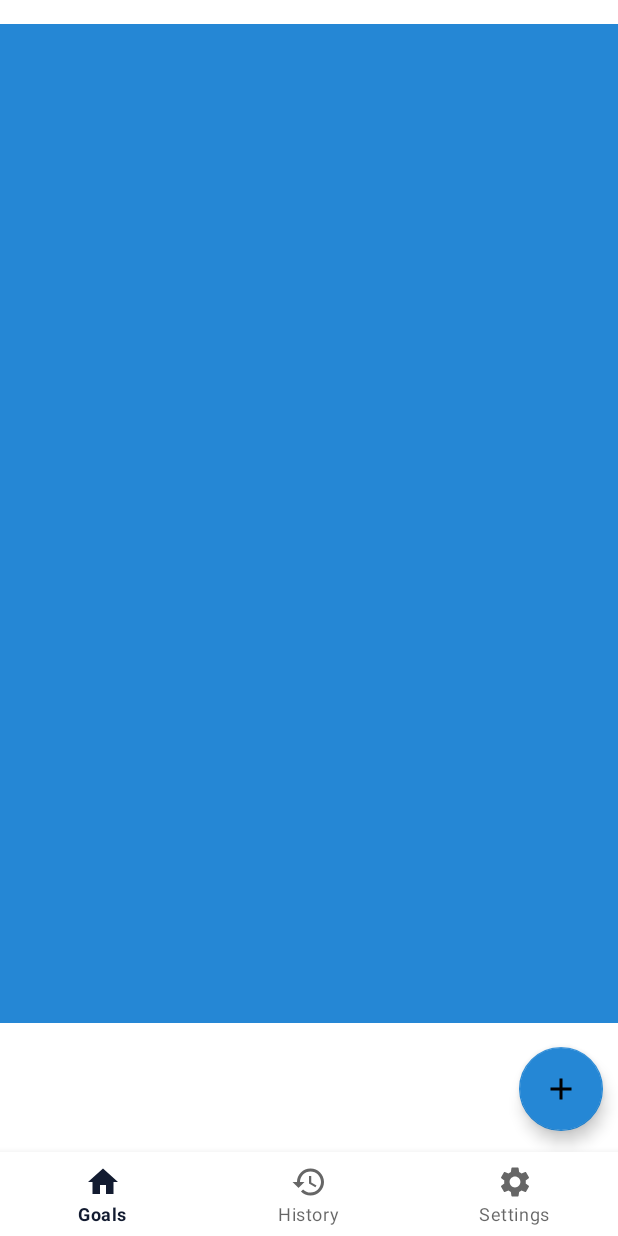
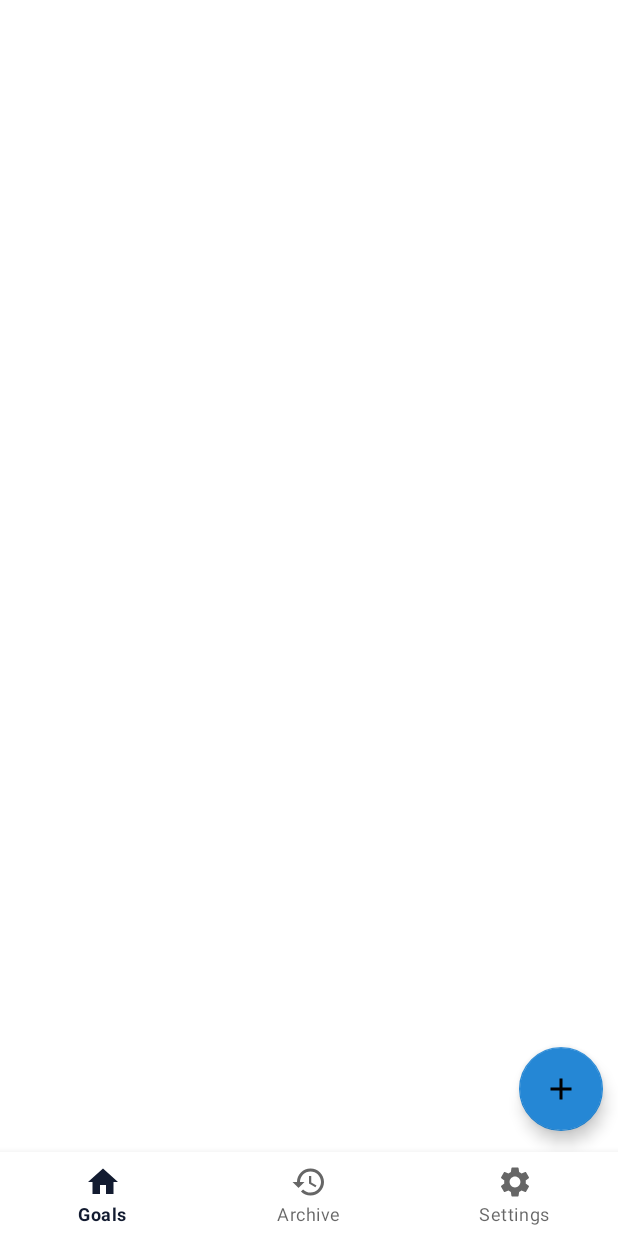
Before and after one commit to linaaa31/GoalTracker, an Android app: the screen it shows after launch (MainActivity), on a phone screen of 412 x 824 dp. Run offline under Robolectric (Android 15) with nearby library versions, the phone set to English and light mode, and no system bars; our stand-ins replace Room's generated code, navigation-ui.

Commit message:
Some refactoring

```diff
--- a/app/build.gradle
+++ b/app/build.gradle
@@ -13,6 +13,11 @@ android {
         versionCode 1
         versionName "1.0"
 
+        javaCompileOptions {
+            annotationProcessorOptions {
+                arguments += ["room.schemaLocation": "$projectDir/schemas".toString()]
+            }
+        }
         testInstrumentationRunner "androidx.test.runner.AndroidJUnitRunner"
     }
 
--- a/app/src/main/java/com/app/goaltracker/ui/goals/GoalsFragment.java
+++ b/app/src/main/java/com/app/goaltracker/ui/goals/GoalsFragment.java
@@ -73,8 +73,8 @@ public class GoalsFragment extends Fragment {
 
         @Override
         public void onBindViewHolder (@NonNull GoalAdapter.GoalCardHolder holder,int position) {
-            holder.nameText.setText(goalList.get(position).getGoalName());
-            holder.nextReminder.setText(getString(R.string.label_next_reminder, goalList.get(position).getPeriodHours()));
+            holder.nameText.setText(goalList.get(position).goalName);
+            holder.nextReminder.setText(getString(R.string.label_next_reminder, goalList.get(position).periodHours));
         }
 
         @Override
--- a/app/src/main/res/layout/fragment_history.xml
+++ b/app/src/main/res/layout/fragment_archive.xml
@@ -4,7 +4,7 @@
     xmlns:tools="http://schemas.android.com/tools"
     android:layout_width="match_parent"
     android:layout_height="match_parent"
-    tools:context=".ui.history.HistoryFragment">
+    tools:context=".ui.archive.ArchiveFragment">
     <Button
         android:id="@+id/open"
         android:layout_width="wrap_content"
--- a/app/src/main/res/layout/fragment_goals.xml
+++ b/app/src/main/res/layout/fragment_goals.xml
@@ -11,12 +11,10 @@
         android:id="@+id/goal_list"
         android:layout_width="match_parent"
         android:layout_height="0dp"
-        android:layout_marginTop="16dp"
-        android:layout_marginBottom="16dp"
+        android:layout_marginVertical="16dp"
         app:layoutManager="androidx.recyclerview.widget.LinearLayoutManager"
         app:layout_constraintTop_toTopOf="parent"
-        app:layout_constraintBottom_toTopOf="@id/add_goal"
-        android:background="@color/blue" />
+        app:layout_constraintBottom_toBottomOf="parent" />
 
     <com.google.android.material.floatingactionbutton.FloatingActionButton
         android:id="@+id/add_goal"
--- a/app/src/main/res/menu/bottom_nav_menu.xml
+++ b/app/src/main/res/menu/bottom_nav_menu.xml
@@ -7,9 +7,9 @@
         android:title="@string/title_goals" />
 
     <item
-        android:id="@+id/navigation_history"
+        android:id="@+id/navigation_archive"
         android:icon="@drawable/ic_baseline_history_24"
-        android:title="@string/title_history" />
+        android:title="@string/title_archive" />
 
     <item
         android:id="@+id/navigation_settings"
--- a/app/src/main/res/navigation/mobile_navigation.xml
+++ b/app/src/main/res/navigation/mobile_navigation.xml
@@ -12,10 +12,10 @@
         tools:layout="@layout/fragment_goals" />
 
     <fragment
-        android:id="@+id/navigation_history"
-        android:name="com.app.goaltracker.ui.history.HistoryFragment"
-        android:label="@string/title_history"
-        tools:layout="@layout/fragment_history" />
+        android:id="@+id/navigation_archive"
+        android:name="com.app.goaltracker.ui.archive.ArchiveFragment"
+        android:label="@string/title_archive"
+        tools:layout="@layout/fragment_archive" />
 
     <fragment
         android:id="@+id/navigation_settings"
--- a/app/src/main/res/values/strings.xml
+++ b/app/src/main/res/values/strings.xml
@@ -1,7 +1,7 @@
 <resources>
     <string name="app_name">GoalTracker</string>
     <string name="title_goals">Goals</string>
-    <string name="title_history">History</string>
+    <string name="title_archive">Archive</string>
     <string name="title_settings">Settings</string>
     <string name="add_goal_title">Add new goal</string>
     <string name="submit_button">Submit</string>
--- a/app/src/main/res/values/themes.xml
+++ b/app/src/main/res/values/themes.xml
@@ -20,7 +20,7 @@
     <style name="Theme.App.Starting" parent="Theme.SplashScreen">
         <!-- Set the splash screen background, animated icon, and animation duration. -->
         <item name="windowSplashScreenBackground">@color/blue_black</item>
-        <item name="windowSplashScreenAnimationDuration">10000</item>
+        <item name="windowSplashScreenAnimationDuration">2000</item>
         <item name="postSplashScreenTheme">@style/Theme.GoalTracker</item>
     </style>
 </resources>
```
Also changed, not shown: app/src/main/java/com/app/goaltracker/ReminderActivity.java (renamed from app/src/main/java/com/app/goaltracker/ReminderActivtiy.java, +4 -8 lines), app/src/main/java/com/app/goaltracker/db/AppDatabase.java (+1 -12 lines), app/src/main/java/com/app/goaltracker/db/Goal.java (+39 -25 lines), app/src/main/java/com/app/goaltracker/db/History.java (+13 -44 lines), app/src/main/java/com/app/goaltracker/ui/archive/ArchiveFragment.java (renamed from app/src/main/java/com/app/goaltracker/ui/history/HistoryFragment.java, +6 -9 lines), app/src/main/java/com/app/goaltracker/ui/history/DashboardViewModel.java (deleted, +0 -19 lines), 1 other file.
